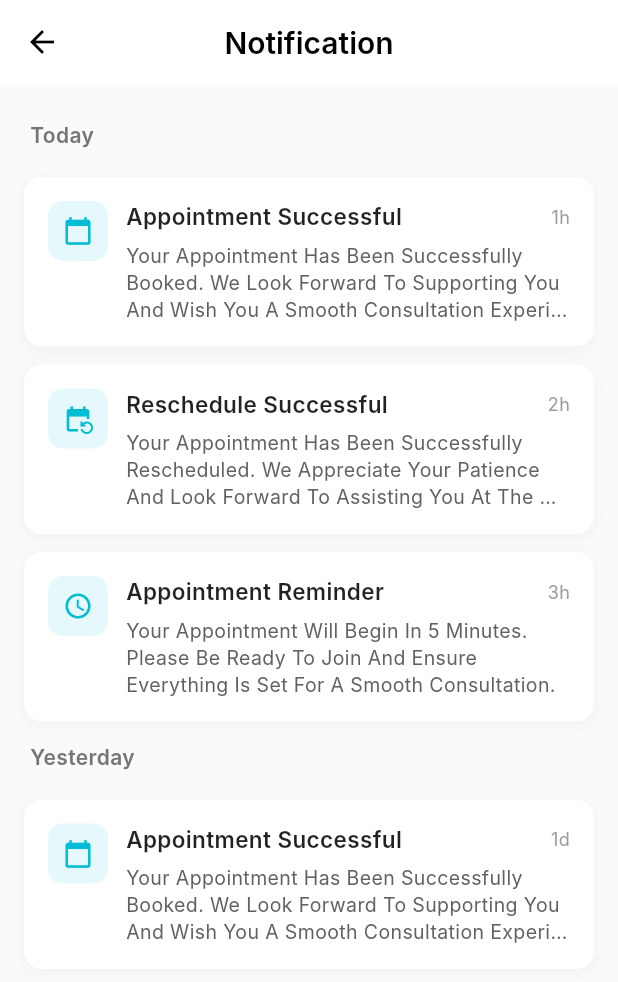
After one commit to Bomik897931/clearmind_patientapp, a Flutter app: the NotificationScreen screen opened by its route, on a phone screen of 412 x 824 dp. The commit adds this screen. Shown: the top 982 px of the screen. Run offline on Flutter 3.47's test engine with Material 3 defaults, Android fonts, the phone set to English and light mode, and no system bars; our stand-ins replace flutter_screenutil, get, get_storage, permission_handler, shared_preferences, vibration; missing offline and left inert: agora_rtc_engine, flutter_ringtone_player; accounts and stored records are empty; network calls fail; Roboto replaces fonts that are missing (Inter).

Commit message:
Add notification

```diff
--- a/lib/core/constants/api_constants.dart
+++ b/lib/core/constants/api_constants.dart
@@ -16,6 +16,9 @@ class ApiConstants {
   static const String addReviewEndpoint = 'Patient/add-review';
   static const String getReviewsEndpoint = 'Patient/get-reviews';
   static const String getFavoriteDoctorsEndpoint = 'Patient/get-doctor-wishlist';
+  static const String notificationsEndpoint = 'Patient/notifications';
+  static const String markNotificationReadEndpoint = 'Patient/mark-notification-read';
+
   static const String logout = '/auth/logout';
   static const String refreshToken = '/auth/refresh-token';
 
--- a/lib/core/routes/app_pages.dart
+++ b/lib/core/routes/app_pages.dart
@@ -46,6 +46,8 @@ import '../../modules/favorite/controller/favorite_controller.dart';
 import '../../modules/favorite/view/favorite_screen.dart';
 import '../../modules/homevc/view/homevc_view.dart';
 import '../../modules/incomingCall/view/incoming_call_screen.dart';
+import '../../modules/notifications/controller/notification_controller.dart';
+import '../../modules/notifications/views/notification_screen.dart';
 import '../../modules/review/controller/review_controller.dart';
 import '../../modules/review/controller/review_list_controller.dart';
 import '../../modules/review/views/review_list_screen.dart';
@@ -260,6 +262,13 @@ class AppPages {
         Get.lazyPut(() => FavoriteDoctorsController());
       }),
     ),
+    GetPage(
+      name: AppRoutes.NOTIFICATIONS,
+      page: () => const NotificationScreen(),
+      binding: BindingsBuilder(() {
+        Get.lazyPut(() => NotificationController());
+      }),
+    ),
     GetPage(name: AppRoutes.LanguageSwitcher, page: () => LanguageSwitcher())
   ];
 }
--- a/lib/core/routes/app_routes.dart
+++ b/lib/core/routes/app_routes.dart
@@ -28,6 +28,7 @@ class AppRoutes {
   static const String EDIT_PROFILE = '/edit-profile';
   static const String WRITE_REVIEW = '/write-review';
   static const String REVIEWS_LIST = '/reviews-list';
+  static const String NOTIFICATIONS = '/notifications';
   static const String FAQS = '/faqs';
   static const String HELP = '/help';
   static const String FAVORITE_DOCTORS = '/favorite-doctors';
--- /dev/null
+++ b/lib/data/models/notification_model.dart
@@ -0,0 +1,85 @@
+import 'package:flutter/material.dart';
+
+class NotificationModel {
+  final int notificationId;
+  final String title;
+  final String message;
+  final String type; // 'appointment_successful', 'reschedule', 'reminder'
+  final DateTime createdAt;
+  final bool isRead;
+
+  NotificationModel({
+    required this.notificationId,
+    required this.title,
+    required this.message,
+    required this.type,
+    required this.createdAt,
+    required this.isRead,
+  });
+
+  factory NotificationModel.fromJson(Map<String, dynamic> json) {
+    return NotificationModel(
+      notificationId: json['notificationId'] ?? 0,
+      title: json['title'] ?? '',
+      message: json['message'] ?? '',
+      type: json['type'] ?? 'general',
+      createdAt: json['createdAt'] != null
+          ? DateTime.parse(json['createdAt'])
+          : DateTime.now(),
+      isRead: json['isRead'] ?? false,
+    );
+  }
+
+  IconData get icon {
+    switch (type.toLowerCase()) {
+      case 'appointment_successful':
+      case 'appointment':
+        return Icons.calendar_today;
+      case 'reschedule':
+      case 'reschedule_successful':
+        return Icons.event_repeat;
+      case 'reminder':
+      case 'appointment_reminder':
+        return Icons.access_time;
+      default:
+        return Icons.notifications;
+    }
+  }
+
+  String get timeAgo {
+    final now = DateTime.now();
+    final difference = now.difference(createdAt);
+
+    if (difference.inMinutes < 60) {
+      return '${difference.inMinutes}m';
+    } else if (difference.inHours < 24) {
+      return '${difference.inHours}h';
+    } else if (difference.inDays < 7) {
+      return '${difference.inDays}d';
+    } else {
+      return '${(difference.inDays / 7).floor()}w';
+    }
+  }
+
+  String get dateGroup {
+    final now = DateTime.now();
+    final today = DateTime(now.year, now.month, now.day);
+    final yesterday = today.subtract(const Duration(days: 1));
+    final notificationDate = DateTime(
+      createdAt.year,
+      createdAt.month,
+      createdAt.day,
+    );
+
+    final difference = now.difference(createdAt);
+    if (notificationDate == today) {
+      return 'Today';
+    } else if (notificationDate == yesterday) {
+      return 'Yesterday';
+    } else if (difference.inDays < 7) {
+      return 'This Week';
+    } else {
+      return 'Earlier';
+    }
+  }
+}
--- a/lib/data/repositories/reveiw_repository.dart
+++ b/lib/data/repositories/reveiw_repository.dart
@@ -24,7 +24,7 @@ class ReviewRepository {
       final response = await _apiService.post(
         endpoint: ApiConstants.addReviewEndpoint,
         body: {
-          'doctorId': 15,
+          'doctorId': doctorId,
           'appointmentId': appointmentId,
           'rating': rating,
           'reviewText': reviewText,
--- a/lib/modules/appointments/views/book_appointment_screen.dart
+++ b/lib/modules/appointments/views/book_appointment_screen.dart
@@ -387,8 +387,8 @@ class BookAppointmentScreen extends GetView<BookAppointmentController> {
               ),
               elevation: 0,
             ),
-            child: const Text(
-              'Next',
+            child:  Text(
+              AppStrings.next,
               style: TextStyle(
                 fontSize: 16,
                 fontWeight: FontWeight.w600,
--- a/lib/modules/appointments/widgets.dart/appointment_card.dart
+++ b/lib/modules/appointments/widgets.dart/appointment_card.dart
@@ -374,7 +374,8 @@ class AppointmentCard extends StatelessWidget {
           SizedBox(width: AppDimensions.paddingSM),
           Expanded(
             child: ElevatedButton(
-              onPressed: onReschedule,
+              onPressed: (){},
+              // onPressed: onReschedule,
               style: ElevatedButton.styleFrom(
                 backgroundColor: AppColors.primary,
                 padding: EdgeInsets.symmetric(vertical: 12.h),
@@ -383,7 +384,7 @@ class AppointmentCard extends StatelessWidget {
                 ),
               ),
               child: Text(
-                'Reschedule',
+                'Join Call',
                 style: AppTextStyles.bodySmall.copyWith(
                   fontWeight: FontWeight.w600,
                   color: Colors.white,
--- a/lib/modules/home/controller/home_controller.dart
+++ b/lib/modules/home/controller/home_controller.dart
@@ -177,6 +177,10 @@ class HomeController extends GetxController {
   void onFavoriteTap(){
     Get.toNamed(AppRoutes.FAVORITE_DOCTORS);
   }
+  void onNotificationTap(){
+    Get.toNamed(AppRoutes.NOTIFICATIONS);
+  }
+
 
   void onCategoryTap(Specialization category) {
     if (category.specializationName == 'More') {
--- a/lib/modules/home/views/home_screen.dart
+++ b/lib/modules/home/views/home_screen.dart
@@ -260,7 +260,7 @@ class HomeScreen extends GetView<HomeController> {
               ),
               GestureDetector(
                 onTap: (){
-                  controller.onFavoriteTap();
+                  controller.onNotificationTap();
                 },
                 child: Icon(
                   Icons.notifications,
--- /dev/null
+++ b/lib/modules/notifications/controller/notification_controller.dart
@@ -0,0 +1,141 @@
+import 'package:flutter/material.dart';
+import 'package:get/get.dart';
+
+import '../../../data/models/notification_model.dart';
+import '../../../data/repositories/notification_repository.dart';
+import '../../../data/services/StorageService.dart';
+
+class NotificationController extends GetxController {
+  final NotificationRepository _repository;
+  final StorageService _storage;
+
+  NotificationController({
+    NotificationRepository? repository,
+    StorageService? storage,
+  })  : _repository = repository ?? NotificationRepository(),
+        _storage = storage ?? StorageService();
+
+  final RxList<NotificationModel> notifications = <NotificationModel>[].obs;
+  final RxBool isLoading = false.obs;
+
+  @override
+  void onInit() {
+    super.onInit();
+    // loadNotifications();
+    loadDummyNotifications();
+  }
+  void loadDummyNotifications() {
+    notifications.value = [
+    NotificationModel(
+    notificationId: 1,
+    title: 'Appointment Successful',
+    message: 'Your Appointment Has Been Successfully Booked. We Look Forward To Supporting You And Wish You A Smooth Consultation Experience.',
+    type: 'appointment_successful',
+    createdAt: DateTime.now().subtract(const Duration(hours: 1)),
+    isRead: false,
+    ),
+    NotificationModel(
+    notificationId: 2,
+    title: 'Reschedule Successful',
+    message: 'Your Appointment Has Been Successfully Rescheduled. We Appreciate Your Patience And Look Forward To Assisting You At The Updated Time.',
+    type: 'reschedule_successful',
+    createdAt: DateTime.now().subtract(const Duration(hours: 2)),
+    isRead: false,
+    ),
+    NotificationModel(
+    notificationId: 3,
+    title: 'Appointment Reminder',
+    message: 'Your Appointment Will Begin In 5 Minutes. Please Be Ready To Join And Ensure Everything Is Set For A Smooth Consultation.',
+    type: 'appointment_reminder',
+    createdAt: DateTime.now().subtract(const Duration(hours: 3)),
+    isRead: false,
+    ),
+    NotificationModel(
+    notificationId: 4,
+    title: 'Appointment Successful',
+    message: 'Your Appointment Has Been Successfully Booked. We Look Forward To Supporting You And Wish You A Smooth Consultation Experience.',
+    type: 'appointment_successful',
+    createdAt: DateTime.now().subtract(const Duration(days: 1, hours: 2)),
+    isRead: true,
+    ),
+    ];
+  }
+
+    Future<void> loadNotifications() async {
+    try {
+      isLoading.value = true;
+
+      final token = await _storage.getToken();
+      if (token == null) {
+        Get.snackbar('Error', 'Please login first');
+        Get.offAllNamed('/login');
+        return;
+      }
+
+      final fetchedNotifications = await _repository.getNotifications(
+        token: token,
+      );
+
+      notifications.value = fetchedNotifications;
+      print('🟢 Loaded ${fetchedNotifications.length} notifications');
+    } catch (e) {
+      print('🔴 Error loading notifications: $e');
+      Get.snackbar(
+        'Error',
+        'Failed to load notifications',
+        snackPosition: SnackPosition.BOTTOM,
+        backgroundColor: Colors.red,
+        colorText: Colors.white,
+      );
+    } finally {
+      isLoading.value = false;
+    }
+  }
+
+  Map<String, List<NotificationModel>> get groupedNotifications {
+    final Map<String, List<NotificationModel>> grouped = {};
+
+    for (var notification in notifications) {
+      final group = notification.dateGroup;
+      if (!grouped.containsKey(group)) {
+        grouped[group] = [];
+      }
+      grouped[group]!.add(notification);
+    }
+
+    return grouped;
+  }
+
+  Future<void> onNotificationTap(NotificationModel notification) async {
+    // Mark as read
+    final token = await _storage.getToken();
+    if (token != null) {
+      await _repository.markAsRead(
+        token: token,
+        notificationId: notification.notificationId,
+      );
+    }
+
+    // Handle navigation based on notification type
+    switch (notification.type.toLowerCase()) {
+      case 'appointment_successful':
+      case 'appointment':
+        Get.toNamed('/my-appointments');
+        break;
+      case 'reschedule':
+      case 'reschedule_successful':
+        Get.toNamed('/my-appointments');
+        break;
+      case 'reminder':
+      case 'appointment_reminder':
+        Get.toNamed('/my-appointments');
+        break;
+      default:
+        break;
+    }
+  }
+
+  Future<void> refresh() async {
+    await loadNotifications();
+  }
+}
--- /dev/null
+++ b/lib/modules/notifications/views/notification_screen.dart
@@ -0,0 +1,187 @@
+import 'package:flutter/material.dart';
+import 'package:get/get.dart';
+
+import '../../../data/models/notification_model.dart';
+import '../controller/notification_controller.dart';
+
+class NotificationScreen extends GetView<NotificationController> {
+  const NotificationScreen({Key? key}) : super(key: key);
+
+  @override
+  Widget build(BuildContext context) {
+    return Scaffold(
+      backgroundColor: Colors.grey[50],
+      appBar: AppBar(
+        backgroundColor: Colors.white,
+        elevation: 0,
+        leading: IconButton(
+          icon: const Icon(Icons.arrow_back, color: Colors.black),
+          onPressed: () => Get.back(),
+        ),
+        title: const Text(
+          'Notification',
+          style: TextStyle(
+            color: Colors.black,
+            fontSize: 20,
+            fontWeight: FontWeight.w600,
+          ),
+        ),
+      ),
+      body: Obx(() {
+        if (controller.isLoading.value) {
+          return const Center(
+            child: CircularProgressIndicator(
+              color: Color(0xFF00BCD4),
+            ),
+          );
+        }
+
+        if (controller.notifications.isEmpty) {
+          return Center(
+            child: Column(
+              mainAxisAlignment: MainAxisAlignment.center,
+              children: [
+                Icon(
+                  Icons.notifications_off_outlined,
+                  size: 64,
+                  color: Colors.grey[400],
+                ),
+                const SizedBox(height: 16),
+                Text(
+                  'No notifications yet',
+                  style: TextStyle(
+                    color: Colors.grey[600],
+                    fontSize: 16,
+                  ),
+                ),
+              ],
+            ),
+          );
+        }
+
+        final grouped = controller.groupedNotifications;
+
+        return RefreshIndicator(
+          onRefresh: controller.refresh,
+          color: const Color(0xFF00BCD4),
+          child: ListView.builder(
+            padding: const EdgeInsets.symmetric(vertical: 16),
+            itemCount: grouped.length,
+            itemBuilder: (context, index) {
+              final groupKey = grouped.keys.elementAt(index);
+              final groupNotifications = grouped[groupKey]!;
+
+              return _buildNotificationGroup(groupKey, groupNotifications);
+            },
+          ),
+        );
+      }),
+    );
+  }
+
+  Widget _buildNotificationGroup(String title, List<NotificationModel> notifications) {
+    return Column(
+      crossAxisAlignment: CrossAxisAlignment.start,
+      children: [
+        Padding(
+          padding: const EdgeInsets.fromLTRB(20, 8, 20, 12),
+          child: Text(
+            title,
+            style: TextStyle(
+              fontSize: 14,
+              fontWeight: FontWeight.w600,
+              color: Colors.grey[600],
+            ),
+          ),
+        ),
+        ...notifications.map((notification) => _buildNotificationCard(notification)),
+      ],
+    );
+  }
+
+  Widget _buildNotificationCard(NotificationModel notification) {
+    return Container(
+      margin: const EdgeInsets.symmetric(horizontal: 16, vertical: 6),
+      decoration: BoxDecoration(
+        color: Colors.white,
+        borderRadius: BorderRadius.circular(12),
+        boxShadow: [
+          BoxShadow(
+            color: Colors.black.withOpacity(0.04),
+            blurRadius: 8,
+            offset: const Offset(0, 2),
+          ),
+        ],
+      ),
+      child: Material(
+        color: Colors.transparent,
+        child: InkWell(
+          onTap: () => controller.onNotificationTap(notification),
+          borderRadius: BorderRadius.circular(12),
+          child: Padding(
+            padding: const EdgeInsets.all(16),
+            child: Row(
+              crossAxisAlignment: CrossAxisAlignment.start,
+              children: [
+                // Icon
+                Container(
+                  padding: const EdgeInsets.all(10),
+                  decoration: BoxDecoration(
+                    color: const Color(0xFF00BCD4).withOpacity(0.1),
+                    borderRadius: BorderRadius.circular(10),
+                  ),
+                  child: Icon(
+                    notification.icon,
+                    color: const Color(0xFF00BCD4),
+                    size: 20,
+                  ),
+                ),
+                const SizedBox(width: 12),
+                // Content
+                Expanded(
+                  child: Column(
+                    crossAxisAlignment: CrossAxisAlignment.start,
+                    children: [
+                      Row(
+                        children: [
+                          Expanded(
+                            child: Text(
+                              notification.title,
+                              style: const TextStyle(
+                                fontSize: 15,
+                                fontWeight: FontWeight.w600,
+                                color: Colors.black87,
+                              ),
+                            ),
+                          ),
+                          Text(
+                            notification.timeAgo,
+                            style: TextStyle(
+                              fontSize: 12,
+                              color: Colors.grey[500],
+                            ),
+                          ),
+                        ],
+                      ),
+                      const SizedBox(height: 6),
+                      Text(
+                        notification.message,
+                        style: TextStyle(
+                          fontSize: 13,
+                          color: Colors.grey[700],
+                          height: 1.4,
+                        ),
+                        maxLines: 3,
+                        overflow: TextOverflow.ellipsis,
+                      ),
+                    ],
+                  ),
+                ),
+              ],
+            ),
+          ),
+        ),
+      ),
+    );
+  }
+}
--- a/lib/widgets/bottom_nav_bar.dart
+++ b/lib/widgets/bottom_nav_bar.dart
@@ -40,7 +40,7 @@ class BottomNavBar extends StatelessWidget {
             onTap: () => Get.toNamed(AppRoutes.MY_APPOINTMENTS),
           ),
           _buildNavItem(
-            icon: Icons.favorite,
+            icon: Icons.favorite_border,
             activeIcon: Icons.watch_outlined,
             index: 2,
             onTap: () => Get.toNamed(AppRoutes.FAVORITE_DOCTORS),
--- a/pubspec.yaml
+++ b/pubspec.yaml
@@ -73,6 +73,7 @@ dependencies:
   flutter_local_notifications: ^19.5.0
   cloud_firestore: ^6.1.1
 
+
 dev_dependencies:
   flutter_test:
     sdk: flutter
```
Also changed, not shown: lib/data/repositories/notification_repository.dart (added, +75 -0 lines), lib/modules/categories/views/categories_screen.dart (+8 -8 lines), lib/modules/doctors/views/doctor_detail_screen.dart (+9 -9 lines), pubspec.lock, 3 other files.
